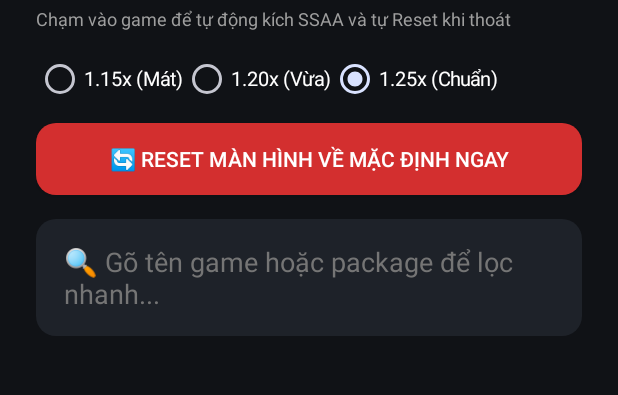
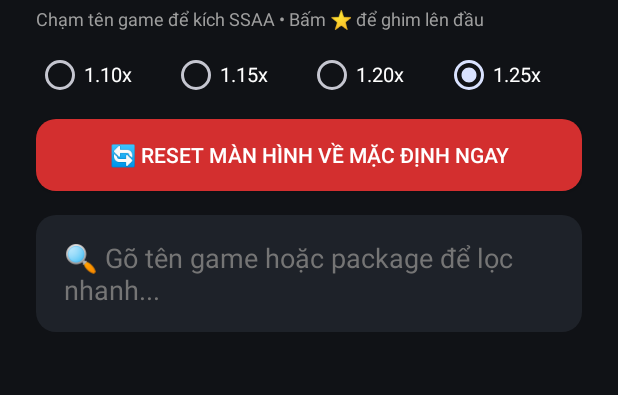
Before and after one commit to hoanfnho7/GameUpscaler, an Android app: the screen it shows after launch (MainActivity), on a phone screen of 412 x 824 dp, the part 89-484 px from its top. Run offline under Robolectric (Android 15) with nearby library versions, the phone set to English and light mode, and no system bars; libraries missing offline, so code that uses them is left out: rikka.shizuku; 1 statement that could not run was skipped.

Commit message:
Feat: Add pin favorite games to top & 1.10x lightweight scale option

```diff
--- a/app/src/main/java/com/nho/upscaler/MainActivity.kt
+++ b/app/src/main/java/com/nho/upscaler/MainActivity.kt
@@ -1,7 +1,9 @@
 package com.nho.upscaler
 
 import android.app.Activity
+import android.content.Context
 import android.content.Intent
+import android.content.SharedPreferences
 import android.content.pm.PackageManager
 import android.graphics.Color
 import android.graphics.Typeface
@@ -17,16 +19,36 @@ import android.widget.*
 import rikka.shizuku.Shizuku
 import kotlin.concurrent.thread
 
-data class AppItem(val name: String, val pkg: String, val icon: Drawable)
+data class AppItem(val name: String, val pkg: String, val icon: Drawable, var isPinned: Boolean = false)
 
 class MainActivity : Activity() {
     private val allApps = mutableListOf<AppItem>()
     private val filteredApps = mutableListOf<AppItem>()
     private lateinit var adapter: BaseAdapter
+    private lateinit var prefs: SharedPreferences
+    private val pinnedPkgs = mutableSetOf<String>()
     private var selectedFactor = 125
+    private var currentQuery = ""
 
     override fun onCreate(savedInstanceState: Bundle?) {
         super.onCreate(savedInstanceState)
+
+        prefs = getSharedPreferences("upscaler_prefs", Context.MODE_PRIVATE)
+        selectedFactor = prefs.getInt("saved_factor", 125)
+
+        val defaultPins = setOf(
+            "com.activision.callofduty.shooter",
+            "com.garena.game.codm",
+            "com.vng.pubgmobile",
+            "com.tencent.ig"
+        )
+        val savedSet = prefs.getStringSet("pinned_pkgs", null)
+        if (savedSet == null) {
+            pinnedPkgs.addAll(defaultPins)
+            prefs.edit().putStringSet("pinned_pkgs", HashSet(pinnedPkgs)).apply()
+        } else {
+            pinnedPkgs.addAll(savedSet)
+        }
 
         val root = LinearLayout(this).apply {
             orientation = LinearLayout.VERTICAL
@@ -43,30 +65,40 @@ class MainActivity : Activity() {
         root.addView(title)
 
         val subTitle = TextView(this).apply {
-            text = "Chạm vào game để tự động kích SSAA và tự Reset khi thoát"
+            text = "Chạm tên game để kích SSAA • Bấm ⭐ để ghim lên đầu"
             textSize = 12f
             setTextColor(Color.parseColor("#9E9E9E"))
-            setPadding(0, 6, 0, 24)
+            setPadding(0, 6, 0, 20)
         }
         root.addView(subTitle)
 
+        // Hàng chọn 4 mức Upscale: 1.10x - 1.15x - 1.20x - 1.25x
         val radioGroup = RadioGroup(this).apply {
             orientation = RadioGroup.HORIZONTAL
             setPadding(0, 0, 0, 20)
         }
-        val scales = listOf(115 to "1.15x (Mát)", 120 to "1.20x (Vừa)", 125 to "1.25x (Chuẩn)")
+        val scales = listOf(
+            110 to "1.10x",
+            115 to "1.15x",
+            120 to "1.20x",
+            125 to "1.25x"
+        )
         scales.forEach { (factor, label) ->
             val rb = RadioButton(this).apply {
                 text = label
                 textSize = 13f
                 setTextColor(Color.WHITE)
                 id = factor
-                isChecked = (factor == 125)
-                setOnClickListener { selectedFactor = factor }
+                isChecked = (factor == selectedFactor)
+                layoutParams = RadioGroup.LayoutParams(0, ViewGroup.LayoutParams.WRAP_CONTENT, 1f)
+                setOnClickListener {
+                    selectedFactor = factor
+                    prefs.edit().putInt("saved_factor", factor).apply()
+                }
             }
             radioGroup.addView(rb)
         }
-        root.addView(radioGroup)
+        root.addView(radioGroup, LinearLayout.LayoutParams(ViewGroup.LayoutParams.MATCH_PARENT, ViewGroup.LayoutParams.WRAP_CONTENT))
 
         val resetBtn = Button(this).apply {
             text = "🔄 RESET MÀN HÌNH VỀ MẶC ĐỊNH NGAY"
@@ -94,7 +126,10 @@ class MainActivity : Activity() {
                 cornerRadius = 20f
             }
             addTextChangedListener(object : TextWatcher {
-                override fun afterTextChanged(s: Editable?) { filterList(s.toString()) }
+                override fun afterTextChanged(s: Editable?) {
+                    currentQuery = s?.toString() ?: ""
+                    sortAndFilterApps()
+                }
                 override fun beforeTextChanged(s: CharSequence?, start: Int, count: Int, after: Int) {}
                 override fun onTextChanged(s: CharSequence?, start: Int, before: Int, count: Int) {}
             })
@@ -116,8 +151,11 @@ class MainActivity : Activity() {
                     gravity = Gravity.CENTER_VERTICAL
                     setPadding(24, 24, 24, 24)
                     background = GradientDrawable().apply {
-                        setColor(Color.parseColor("#1A1D24"))
+                        setColor(if (item.isPinned) Color.parseColor("#1E2822") else Color.parseColor("#1A1D24"))
                         cornerRadius = 24f
+                        if (item.isPinned) {
+                            setStroke(2, Color.parseColor("#00E676"))
+                        }
                     }
                 }
                 val img = ImageView(this@MainActivity).apply {
@@ -132,7 +170,7 @@ class MainActivity : Activity() {
                     text = item.name
                     textSize = 16f
                     setTypeface(null, Typeface.BOLD)
-                    setTextColor(Color.WHITE)
+                    setTextColor(if (item.isPinned) Color.parseColor("#00E676") else Color.WHITE)
                 }
                 val pkgTv = TextView(this@MainActivity).apply {
                     text = item.pkg
@@ -141,8 +179,20 @@ class MainActivity : Activity() {
                 }
                 textCol.addView(nameTv)
                 textCol.addView(pkgTv)
+
+                val pinBtn = TextView(this@MainActivity).apply {
+                    text = if (item.isPinned) "⭐" else "☆"
+                    textSize = 22f
+                    setTextColor(if (item.isPinned) Color.parseColor("#FFD600") else Color.parseColor("#616161"))
+                    setPadding(24, 12, 12, 12)
+                    setOnClickListener {
+                        togglePin(item)
+                    }
+                }
+
                 row.addView(img)
                 row.addView(textCol)
+                row.addView(pinBtn)
 
                 row.setOnClickListener { launchGameWithUpscale(item) }
                 return row
@@ -154,6 +204,34 @@ class MainActivity : Activity() {
         setContentView(root)
         checkShizuku()
         loadInstalledApps()
+    }
+
+    private fun togglePin(item: AppItem) {
+        if (pinnedPkgs.contains(item.pkg)) {
+            pinnedPkgs.remove(item.pkg)
+            item.isPinned = false
+            Toast.makeText(this, "Đã bỏ ghim ${item.name}", Toast.LENGTH_SHORT).show()
+        } else {
+            pinnedPkgs.add(item.pkg)
+            item.isPinned = true
+            Toast.makeText(this, "⭐ Đã ghim ${item.name} lên đầu!", Toast.LENGTH_SHORT).show()
+        }
+        prefs.edit().putStringSet("pinned_pkgs", HashSet(pinnedPkgs)).apply()
+        sortAndFilterApps()
+    }
+
+    private fun sortAndFilterApps() {
+        allApps.forEach { it.isPinned = pinnedPkgs.contains(it.pkg) }
+        allApps.sortWith(compareByDescending<AppItem> { it.isPinned }.thenBy { it.name.lowercase() })
+
+        val q = currentQuery.trim().lowercase()
+        filteredApps.clear()
+        if (q.isEmpty()) {
+            filteredApps.addAll(allApps)
+        } else {
+            filteredApps.addAll(allApps.filter { it.name.lowercase().contains(q) || it.pkg.lowercase().contains(q) })
+        }
+        adapter.notifyDataSetChanged()
     }
 
     private fun checkShizuku(): Boolean {
@@ -179,23 +257,15 @@ class MainActivity : Activity() {
             val temp = resolves.mapNotNull { r ->
                 val pkg = r.activityInfo.packageName
                 if (pkg == packageName) return@mapNotNull null
-                AppItem(r.loadLabel(pm).toString(), pkg, r.loadIcon(pm))
-            }.distinctBy { it.pkg }.sortedBy { it.name.lowercase() }
+                AppItem(r.loadLabel(pm).toString(), pkg, r.loadIcon(pm), pinnedPkgs.contains(pkg))
+            }.distinctBy { it.pkg }
 
             runOnUiThread {
                 allApps.clear()
                 allApps.addAll(temp)
-                filterList("")
+                sortAndFilterApps()
             }
         }
-    }
-
-    private fun filterList(query: String) {
-        val q = query.trim().lowercase()
-        filteredApps.clear()
-        if (q.isEmpty()) filteredApps.addAll(allApps)
-        else filteredApps.addAll(allApps.filter { it.name.lowercase().contains(q) || it.pkg.lowercase().contains(q) })
-        adapter.notifyDataSetChanged()
     }
 
     private fun launchGameWithUpscale(app: AppItem) {
```
